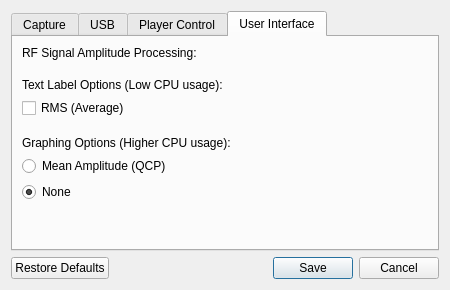
Old version of the form Linux-Application/DomesdayDuplicator/configurationdialog.ui in the repository simoninns/DomesdayDuplicator-gui-app.
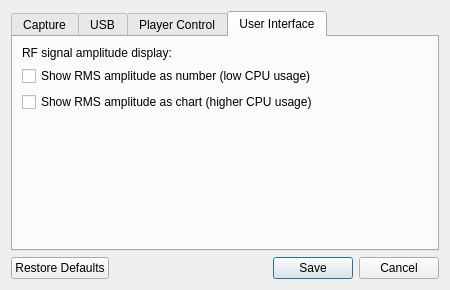
New version of the form. The open tabs and pages were chosen to show the change.

Commit message:
Simplify amplitude display configuration.
Make the style of the text labels match the rest of the UI (i.e. don't
capitalise every word), and don't use radio buttons when there are only
two options to choose from.

Patch:
```diff
--- a/Linux-Application/DomesdayDuplicator/configurationdialog.ui
+++ b/Linux-Application/DomesdayDuplicator/configurationdialog.ui
@@ -315,7 +315,7 @@
        <item>
         <widget class="QLabel" name="amplitudeLabel">
          <property name="text">
-          <string>RF Signal Amplitude Processing:</string>
+          <string>RF signal amplitude display:</string>
          </property>
          <property name="alignment">
           <set>Qt::AlignLeading|Qt::AlignLeft|Qt::AlignVCenter</set>
@@ -323,78 +323,16 @@
         </widget>
        </item>
        <item>
-        <spacer name="verticalSpacer_7">
-         <property name="orientation">
-          <enum>Qt::Vertical</enum>
-         </property>
-         <property name="sizeType">
-          <enum>QSizePolicy::Fixed</enum>
-         </property>
-         <property name="sizeHint" stdset="0">
-          <size>
-           <width>20</width>
-           <height>12</height>
-          </size>
-         </property>
-        </spacer>
-       </item>
-       <item>
-        <widget class="QLabel" name="textLabelOptionsLabel">
+        <widget class="QCheckBox" name="amplitudeLabelCheckBox">
          <property name="text">
-          <string>Text Label Options (Low CPU usage):</string>
+          <string>Show RMS amplitude as number (low CPU usage)</string>
          </property>
-         <property name="alignment">
-          <set>Qt::AlignLeading|Qt::AlignLeft|Qt::AlignVCenter</set>
-         </property>
         </widget>
        </item>
        <item>
         <widget class="QCheckBox" name="amplitudeProcessingCheckBox">
          <property name="text">
-          <string>RMS (Average)</string>
-         </property>
-        </widget>
-       </item>
-       <item>
-        <spacer name="verticalSpacer_8">
-         <property name="orientation">
-          <enum>Qt::Vertical</enum>
-         </property>
-         <property name="sizeType">
-          <enum>QSizePolicy::Fixed</enum>
-         </property>
-         <property name="sizeHint" stdset="0">
-          <size>
-           <width>20</width>
-           <height>12</height>
-          </size>
-         </property>
-        </spacer>
-       </item>
-       <item>
-        <widget class="QLabel" name="graphingOptionsLabel">
-         <property name="text">
-          <string>Graphing Options (Higher CPU usage):</string>
-         </property>
-         <property name="alignment">
-          <set>Qt::AlignLeading|Qt::AlignLeft|Qt::AlignVCenter</set>
-         </property>
-        </widget>
-       </item>
-       <item>
-        <widget class="QRadioButton" name="amplitudeGraphRadioButton">
-         <property name="text">
-          <string>Mean Amplitude (QCP)</string>
-         </property>
-        </widget>
-       </item>
-       <item>
-        <widget class="QRadioButton" name="noGraphButton">
-         <property name="text">
-          <string>None</string>
-         </property>
-         <property name="checked">
-          <bool>true</bool>
+          <string>Show RMS amplitude as chart (higher CPU usage)</string>
          </property>
         </widget>
        </item>
```
Left out of the diff: 7 changed lines with no effect on the pictures. The commit also changes 4 other files.
